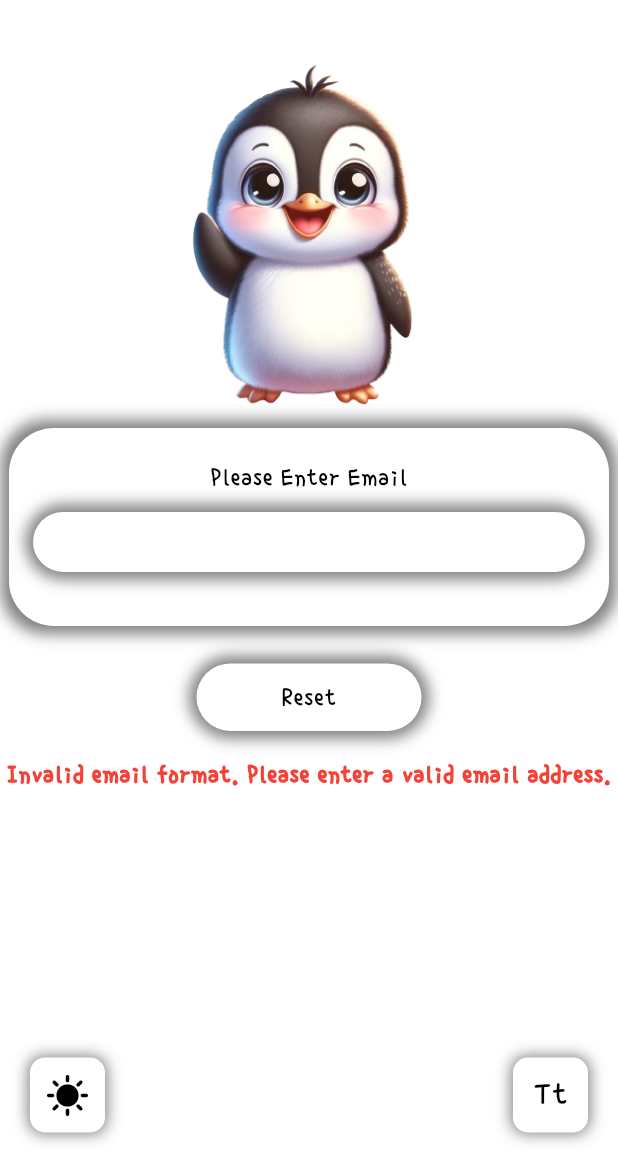
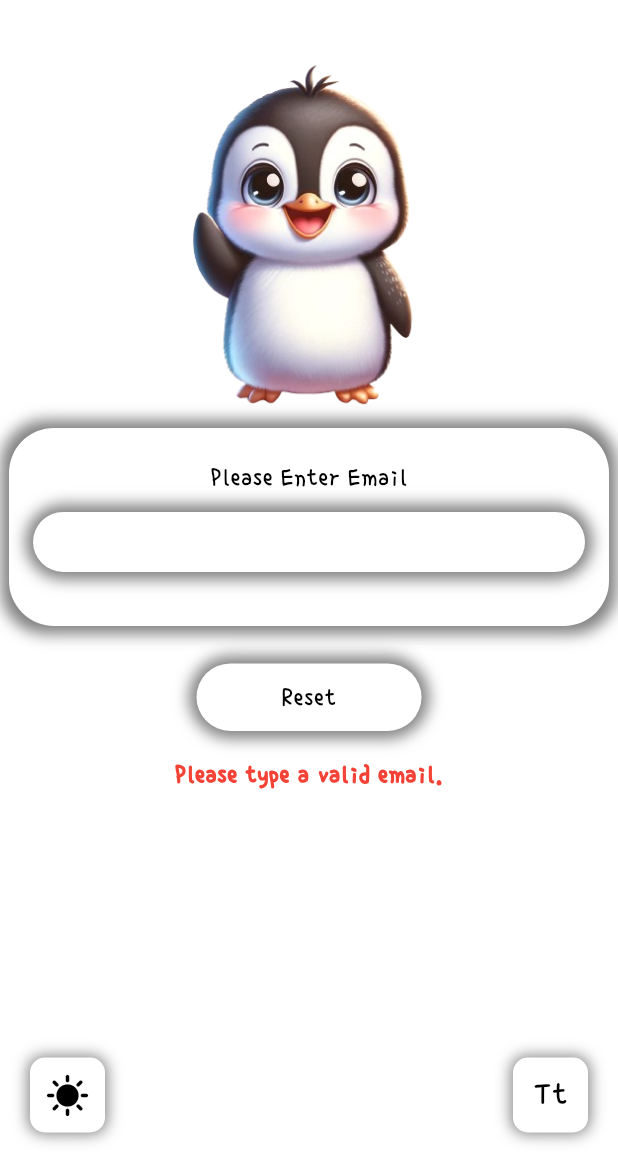
Before and after one commit to LeannaJane/BigFeelings, a Flutter app: the PasswordResetDesktop screen opened by its route, after a tap on "Reset", on a phone screen of 412 x 824 dp, the part 66-1236 px from its top. Run offline on Flutter 3.47's test engine with Material 3 defaults, Android fonts, the phone set to English and light mode, and no system bars; our stand-ins replace cloud_firestore, confetti, firebase_auth, firebase_core, flip_card, google_fonts and 4 more; accounts and stored records are empty; network calls fail; project files that could hold a hidden picture were left out.

Commit message:
Fixes again.

```diff
--- a/big_feelings/lib/Pages/Auth/Login/login_desktop.dart
+++ b/big_feelings/lib/Pages/Auth/Login/login_desktop.dart
@@ -160,7 +160,7 @@ class _LoginPageDesktopState extends State<LoginPageDesktop> {
                                     decoration: const InputDecoration(
                                       border: InputBorder.none,
                                       contentPadding: EdgeInsets.only(
-                                          left: 18, bottom: 15, right: 10),
+                                          left: 18, bottom: 14, right: 10),
                                     ),
                                   ),
                                 ),
--- a/big_feelings/lib/Pages/Auth/Login/login_mobile.dart
+++ b/big_feelings/lib/Pages/Auth/Login/login_mobile.dart
@@ -161,7 +161,7 @@ class _LoginMobilePageState extends State<LoginMobilePage> {
                                   decoration: const InputDecoration(
                                     border: InputBorder.none,
                                     contentPadding: EdgeInsets.only(
-                                        left: 18, bottom: 14, right: 10),
+                                        left: 18, bottom: 16, right: 10),
                                   ),
                                 ),
                               ),
@@ -217,7 +217,7 @@ class _LoginMobilePageState extends State<LoginMobilePage> {
                                   decoration: const InputDecoration(
                                     border: InputBorder.none,
                                     contentPadding: EdgeInsets.only(
-                                        left: 18, bottom: 10, right: 10),
+                                        left: 18, bottom: 14, right: 10),
                                   ),
                                 ),
                               ),
--- a/big_feelings/lib/Pages/Auth/Reset Password/reset_desktop.dart
+++ b/big_feelings/lib/Pages/Auth/Reset Password/reset_desktop.dart
@@ -211,7 +211,7 @@ class _PasswordResetDesktopState extends State<PasswordResetDesktop> {
                       child: Text(
                         _emailSent!
                             ? 'If your email is associated with an account, a password reset email has been sent.'
-                            : 'Invalid email format. Please enter a valid email address.',
+                            : 'Please type a valid email.',
                         textAlign: TextAlign.center,
                         style: _emailSent!
                             ? fontProvider.greentext()
--- a/big_feelings/lib/Pages/Auth/Reset Password/reset_mobile.dart
+++ b/big_feelings/lib/Pages/Auth/Reset Password/reset_mobile.dart
@@ -210,7 +210,7 @@ class _PasswordResetMobileState extends State<PasswordResetMobile> {
                       child: Text(
                         _emailSent!
                             ? 'If your email is associated with an account, a password reset email has been sent.'
-                            : 'Please type in a valid email',
+                            : 'Please type in a valid email.',
                         textAlign: TextAlign.center,
                         style: _emailSent!
                             ? fontProvider.greentext()
--- a/big_feelings/lib/Pages/Auth/Sign up/errors_signup.dart
+++ b/big_feelings/lib/Pages/Auth/Sign up/errors_signup.dart
@@ -60,8 +60,8 @@ class SignUpLogic {
     } on FirebaseAuthException catch (e) {
       logger.e('FirebaseAuthException: ${e.code}');
       logger.e('FirebaseAuthException Message: ${e.message}');
-      if (e.code == 'email-already-in-use') {
-        onError('The email address is already in use by another account.');
+      if (e.code == 'email-already-in-use.') {
+        onError('Email already in use');
       } else if (e.code == 'invalid-email') {
         onError('Please enter a valid email address.');
       } else if (e.code == 'weak-password') {
--- a/big_feelings/lib/Pages/Auth/Sign up/signup_desktop.dart
+++ b/big_feelings/lib/Pages/Auth/Sign up/signup_desktop.dart
@@ -211,7 +211,7 @@ class _SignupdesktopState extends State<Signupdesktop> {
                                   decoration: const InputDecoration(
                                     border: InputBorder.none,
                                     contentPadding: EdgeInsets.only(
-                                        left: 18, bottom: 15, right: 10),
+                                        left: 18, bottom: 14, right: 10),
                                   ),
                                 ),
                               ),
```
Also changed, not shown: big_feelings/lib/Pages/Auth/Sign up/signup_mobile.dart (+10 -6 lines).
